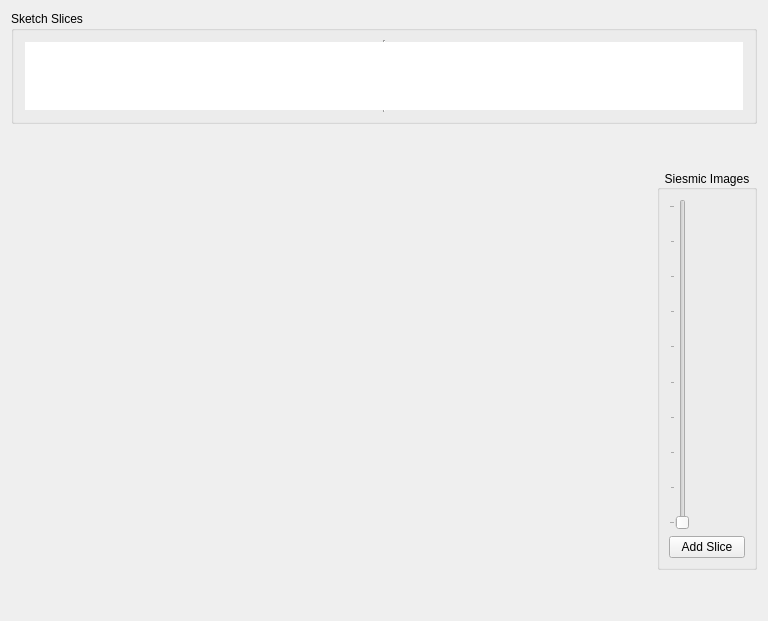
Before: the Qt Designer form src/Apps/SBIM/View/SeismicWindow.ui in jdms/rrm, drawn with Qt 5.
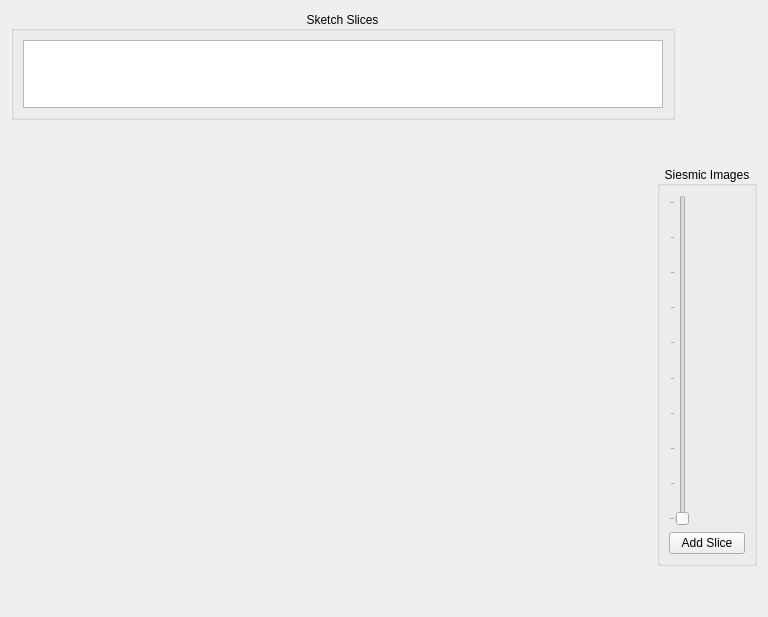
After: the same form once the commit is applied.

Commit message: Fixed QGraphicsView rendering (it had the wrong parent).

Patch:
```diff
--- a/src/Apps/SBIM/View/SeismicWindow.ui
+++ b/src/Apps/SBIM/View/SeismicWindow.ui
@@ -7,11 +7,11 @@
     <x>0</x>
     <y>0</y>
     <width>766</width>
-    <height>568</height>
+    <height>615</height>
    </rect>
   </property>
   <property name="sizePolicy">
-   <sizepolicy hsizetype="MinimumExpanding" vsizetype="MinimumExpanding">
+   <sizepolicy hsizetype="Preferred" vsizetype="Preferred">
     <horstretch>0</horstretch>
     <verstretch>0</verstretch>
    </sizepolicy>
@@ -19,7 +19,7 @@
   <property name="maximumSize">
    <size>
     <width>980</width>
-    <height>568</height>
+    <height>680</height>
    </size>
   </property>
   <property name="windowTitle">
@@ -31,14 +31,47 @@
    </property>
    <item>
     <widget class="QGroupBox" name="groupBox_Slice_Image_Preview">
+     <property name="sizePolicy">
+      <sizepolicy hsizetype="Fixed" vsizetype="Fixed">
+       <horstretch>0</horstretch>
+       <verstretch>0</verstretch>
+      </sizepolicy>
+     </property>
+     <property name="layoutDirection">
+      <enum>Qt::LeftToRight</enum>
+     </property>
      <property name="title">
       <string>Sketch Slices</string>
      </property>
+     <property name="alignment">
+      <set>Qt::AlignCenter</set>
+     </property>
+     <property name="flat">
+      <bool>false</bool>
+     </property>
      <layout class="QHBoxLayout" name="horizontalLayout">
       <item>
-       <widget class="QListWidget" name="listView">
-        <property name="frameShape">
-         <enum>QFrame::VLine</enum>
+       <widget class="QListWidget" name="listWidget">
+        <property name="sizePolicy">
+         <sizepolicy hsizetype="Fixed" vsizetype="Fixed">
+          <horstretch>0</horstretch>
+          <verstretch>0</verstretch>
+         </sizepolicy>
+        </property>
+        <property name="minimumSize">
+         <size>
+          <width>640</width>
+          <height>68</height>
+         </size>
+        </property>
+        <property name="maximumSize">
+         <size>
+          <width>640</width>
+          <height>68</height>
+         </size>
+        </property>
+        <property name="selectionMode">
+         <enum>QAbstractItemView::SingleSelection</enum>
         </property>
         <property name="iconSize">
          <size>
@@ -79,6 +112,9 @@
          <height>480</height>
         </size>
        </property>
+       <property name="autoFillBackground">
+        <bool>false</bool>
+       </property>
        <property name="frameShape">
         <enum>QFrame::NoFrame</enum>
        </property>
```
Left out of the diff: 6 changed lines with no effect on the pictures. The commit also changes 13 other files.
